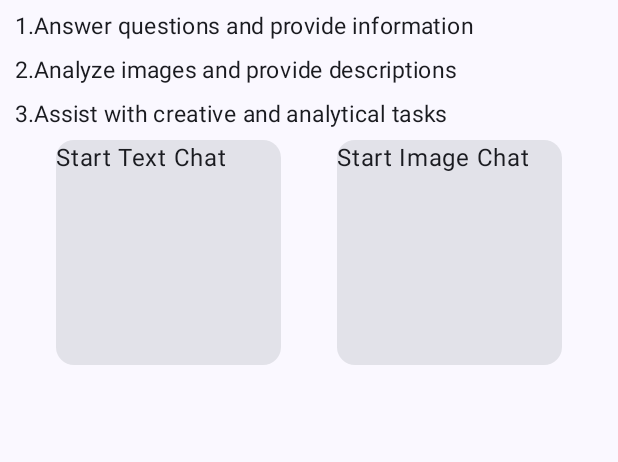
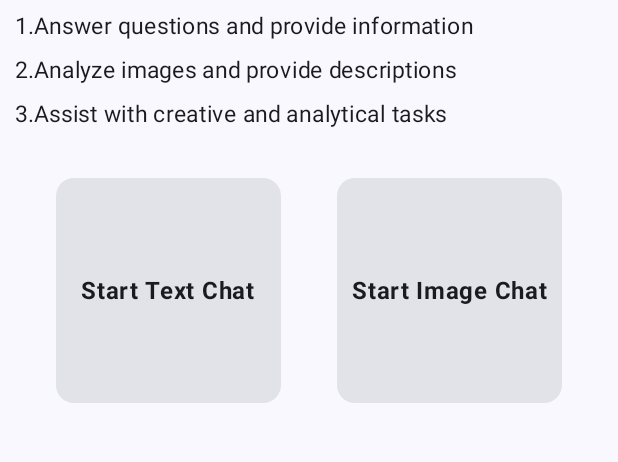
Before and after one commit to DevDewangan16/GemBot, an Android app built with Jetpack Compose: the screen it shows after launch (MainActivity), on a phone screen of 412 x 824 dp, the part 575-1037 px from its top. Run offline under Robolectric (Android 15) with nearby library versions, the phone set to English and light mode, and no system bars; libraries missing offline, so code that uses them is left out: coil.decode; pictures from the network do not load; 1 statement that could not run was skipped.

Commit message:
Implemented seamless navigation flow between screens and updated the UI for an improved user experience.

```diff
--- a/app/src/main/java/com/example/gembot/ui/GemApp.kt
+++ b/app/src/main/java/com/example/gembot/ui/GemApp.kt
@@ -21,6 +21,8 @@ fun GemApp(gemViewModel: GemViewModel= viewModel(),
         composable(route = GemAPPScreen.Text.name){
             GemBotScreen(gemViewModel = gemViewModel)
         }
-        composable(route = )
+        composable(route = GemAPPScreen.Image.name){
+            GemBotImageScreen(gemViewModel = gemViewModel)
+        }
     }
 }
--- a/app/src/main/java/com/example/gembot/ui/HomeScreen.kt
+++ b/app/src/main/java/com/example/gembot/ui/HomeScreen.kt
@@ -1,6 +1,7 @@
 package com.example.gembot.ui
 import android.os.Build.VERSION.SDK_INT
 import androidx.compose.foundation.Image
+import androidx.compose.foundation.clickable
 import androidx.compose.foundation.layout.Arrangement
 import androidx.compose.foundation.layout.Column
 import androidx.compose.foundation.layout.Row
@@ -95,13 +96,34 @@ fun HomeScreen(navHostController: NavHostController){
                 .fillMaxWidth()
                 .padding(start = 10.dp, end = 10.dp),
         )
+        Spacer(modifier = Modifier
+            .fillMaxWidth()
+            .height(20.dp))
         Row(modifier = Modifier.fillMaxSize(),
             horizontalArrangement = Arrangement.SpaceEvenly) {
-            Card (modifier = Modifier.size(150.dp)){
-                Text(text = "Start Text Chat")
+            Card (modifier = Modifier
+                .size(150.dp)
+                .clickable {
+                    navHostController.navigate(GemAPPScreen.Text.name)
+                }){
+                Column(modifier = Modifier.fillMaxSize(),
+                    verticalArrangement = Arrangement.Center,
+                    horizontalAlignment = Alignment.CenterHorizontally) {
+                    Text(text = "Start Text Chat",
+                        fontWeight = FontWeight.Bold)
+                }
             }
-            Card (modifier = Modifier.size(150.dp)){
-                Text(text = "Start Image Chat")
+            Card (modifier = Modifier
+                .size(150.dp)
+                .clickable {
+                    navHostController.navigate(GemAPPScreen.Image.name)
+                }){
+                Column(modifier = Modifier.fillMaxSize(),
+                    verticalArrangement = Arrangement.Center,
+                    horizontalAlignment = Alignment.CenterHorizontally) {
+                    Text(text = "Start Image Chat",
+                        fontWeight = FontWeight.Bold)
+                }
             }
         }
     }
```
